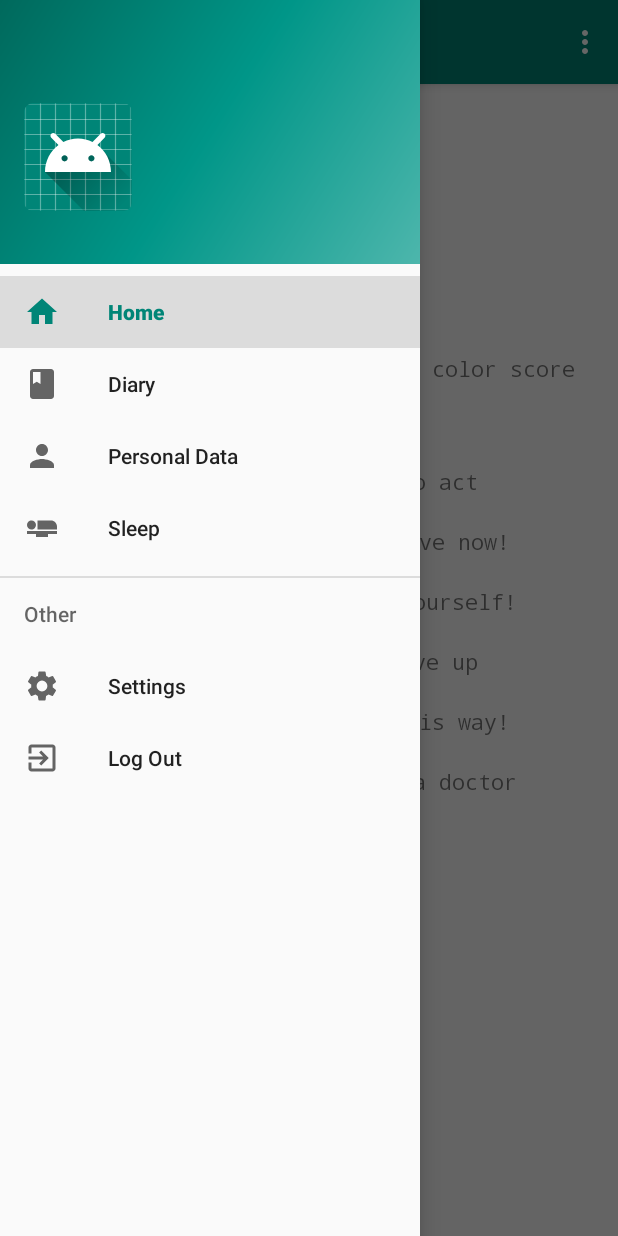
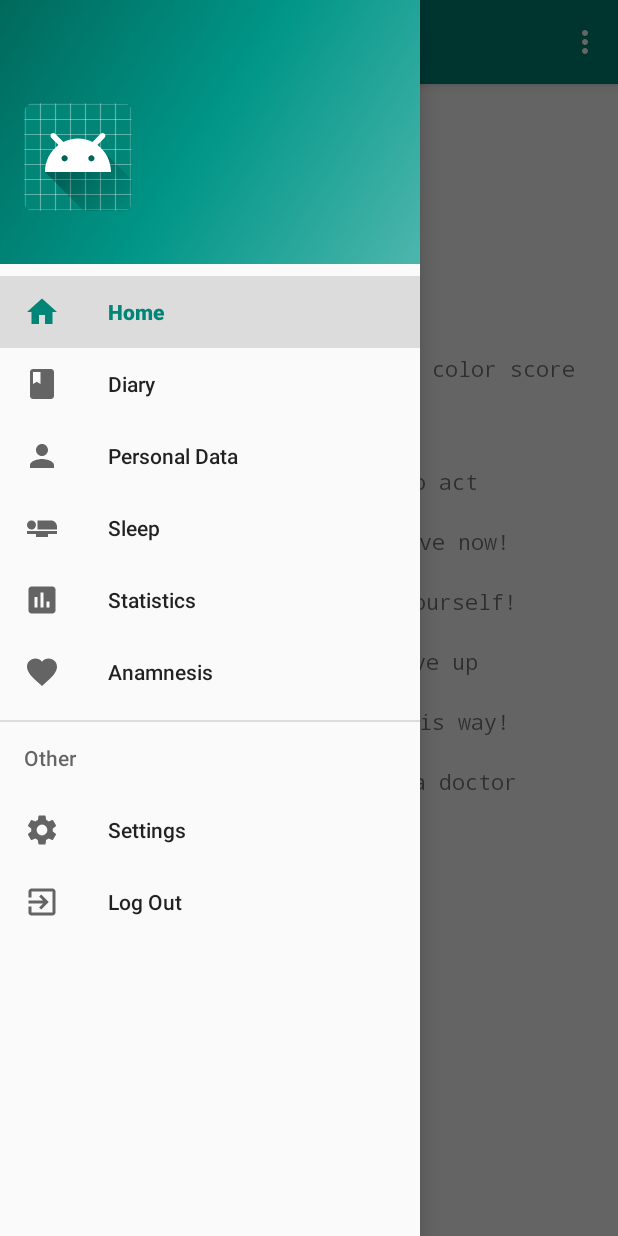
Before and after one commit to sperdor/FodyApp, an Android app: the screen it shows after launch once a user with an empty profile is signed in (Home), with the side drawer open, on a phone screen of 412 x 824 dp. Run offline under Robolectric (Android 15) with nearby library versions, the phone set to English and light mode, and no system bars; our stand-ins replace Firebase (no records; nobody signed in at launch, a user with empty details on screens opened directly), navigation-ui.

Commit message:
add Anamnesis and Statistic

```diff
--- /dev/null
+++ b/app/src/main/res/drawable/ic_anamnesis.xml
@@ -0,0 +1,9 @@
+<vector xmlns:android="http://schemas.android.com/apk/res/android"
+        android:width="24dp"
+        android:height="24dp"
+        android:viewportWidth="24.0"
+        android:viewportHeight="24.0">
+    <path
+        android:fillColor="#FF000000"
+        android:pathData="M12,21.35l-1.45,-1.32C5.4,15.36 2,12.28 2,8.5 2,5.42 4.42,3 7.5,3c1.74,0 3.41,0.81 4.5,2.09C13.09,3.81 14.76,3 16.5,3 19.58,3 22,5.42 22,8.5c0,3.78 -3.4,6.86 -8.55,11.54L12,21.35z"/>
+</vector>
--- /dev/null
+++ b/app/src/main/res/drawable/ic_assessment.xml
@@ -0,0 +1,9 @@
+<vector xmlns:android="http://schemas.android.com/apk/res/android"
+        android:width="24dp"
+        android:height="24dp"
+        android:viewportWidth="24.0"
+        android:viewportHeight="24.0">
+    <path
+        android:fillColor="#FF000000"
+        android:pathData="M19,3L5,3c-1.1,0 -2,0.9 -2,2v14c0,1.1 0.9,2 2,2h14c1.1,0 2,-0.9 2,-2L21,5c0,-1.1 -0.9,-2 -2,-2zM9,17L7,17v-7h2v7zM13,17h-2L11,7h2v10zM17,17h-2v-4h2v4z"/>
+</vector>
--- a/app/src/main/res/menu/activity_home_drawer.xml
+++ b/app/src/main/res/menu/activity_home_drawer.xml
@@ -20,6 +20,14 @@
             android:id="@+id/nav_tools"
             android:icon="@drawable/ic_sleep"
             android:title="Sleep" />
+        <item
+            android:id="@+id/nav_statistics"
+            android:icon="@drawable/ic_assessment"
+            android:title="Statistics" />
+        <item
+            android:id="@+id/nav_anamnesis"
+            android:icon="@drawable/ic_anamnesis"
+            android:title="Anamnesis" />
     </group>
 
 
--- a/app/src/main/res/navigation/mobile_navigation.xml
+++ b/app/src/main/res/navigation/mobile_navigation.xml
@@ -28,6 +28,17 @@
         android:name="com.fody.app.ui.sleep.SleepFragment"
         android:label="Sleep"
         tools:layout="@layout/fragment_sleep" />
+    <fragment
+        android:id="@+id/nav_statistics"
+        android:name="com.fody.app.ui.statistics.StatisticsFragment"
+        android:label="Statistics"
+        tools:layout="@layout/fragment_statistics" />
+
+    <fragment
+        android:id="@+id/nav_anamnesis"
+        android:name="com.fody.app.ui.anamnesis.AnamnesisFragment"
+        android:label="Anamnesis"
+        tools:layout="@layout/fragment_anamnesis" />
 
     <fragment
         android:id="@+id/nav_share"
```
